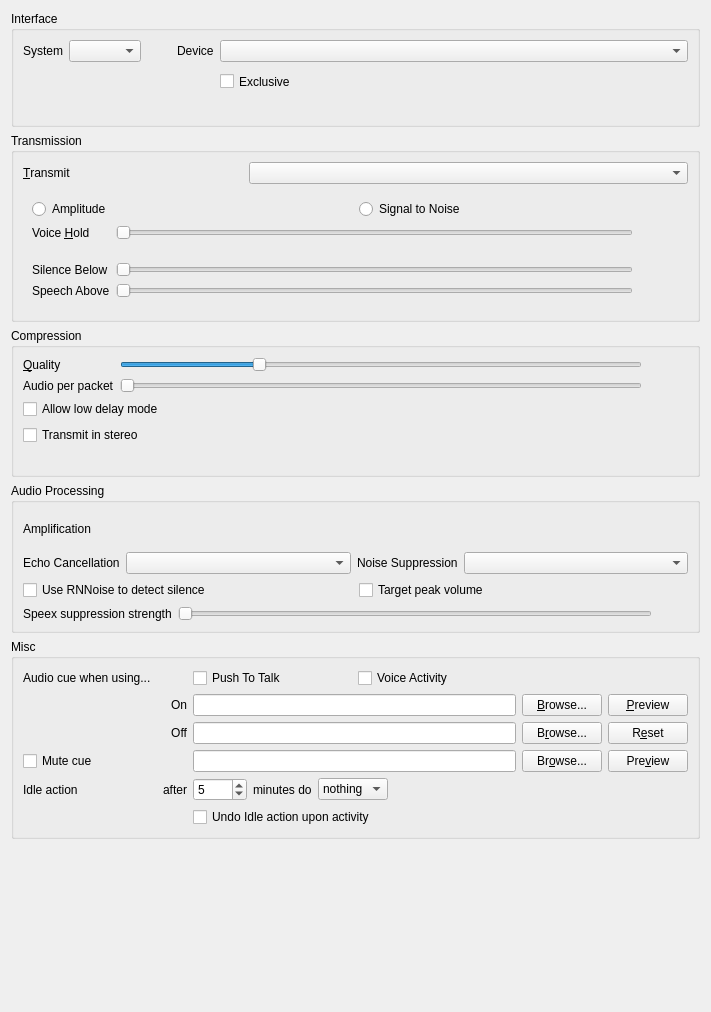
The window that src/mumble/AudioInput.ui (d3adb5/mumble) describes before a commit, drawn with Qt 5.
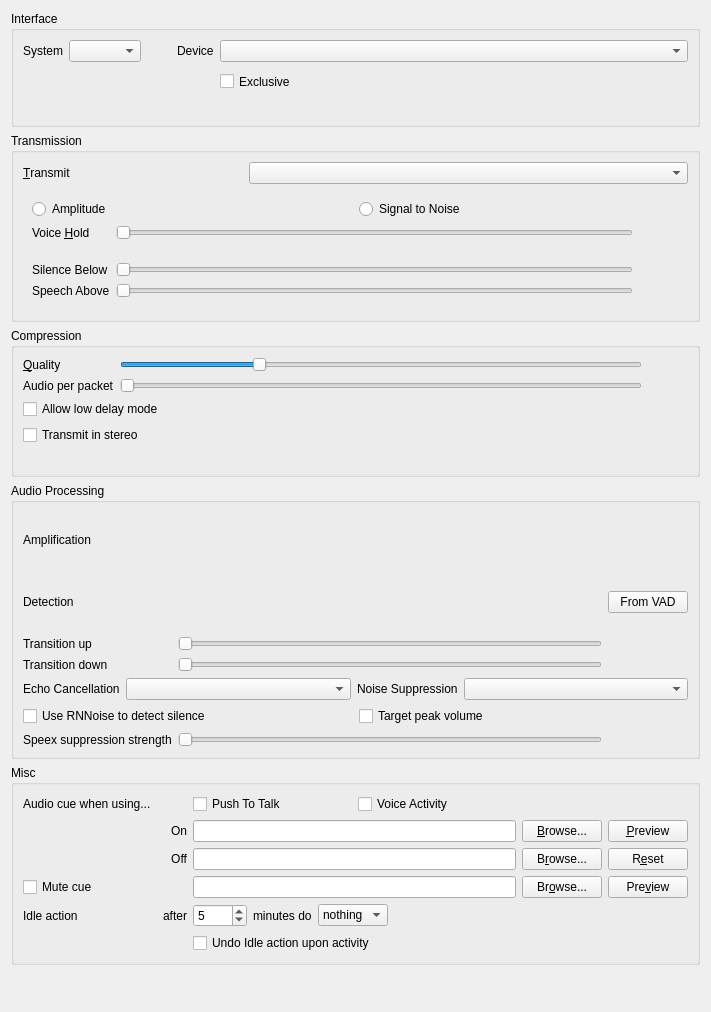
The same window after the commit. Custom widgets are drawn as their Qt base class.

Commit message: feat: add transition/threshold controls and fix slider squishing

Patch:
```diff
--- a/src/mumble/AudioInput.ui
+++ b/src/mumble/AudioInput.ui
@@ -676,11 +676,17 @@
       <item row="0" column="1">
        <widget class="MultiSlider" name="qsAmp" native="true">
         <property name="sizePolicy">
-         <sizepolicy hsizetype="Expanding" vsizetype="Preferred">
+         <sizepolicy hsizetype="Expanding" vsizetype="Minimum">
           <horstretch>1</horstretch>
           <verstretch>0</verstretch>
          </sizepolicy>
         </property>
+        <property name="minimumSize">
+         <size>
+          <width>0</width>
+          <height>56</height>
+         </size>
+        </property>
         <property name="toolTip">
          <string>Base, adaptive (silence-aware) and maximum input amplification</string>
         </property>
@@ -725,7 +731,142 @@
         </item>
        </layout>
       </item>
-      <item row="2" column="0" colspan="3">
+      <item row="1" column="0">
+       <widget class="QLabel" name="qliAmpThreshold">
+        <property name="text">
+         <string>Detection</string>
+        </property>
+        <property name="buddy">
+         <cstring>qsAmpThreshold</cstring>
+        </property>
+       </widget>
+      </item>
+      <item row="1" column="1">
+       <widget class="MultiSlider" name="qsAmpThreshold" native="true">
+        <property name="sizePolicy">
+         <sizepolicy hsizetype="Expanding" vsizetype="Minimum">
+          <horstretch>1</horstretch>
+          <verstretch>0</verstretch>
+         </sizepolicy>
+        </property>
+        <property name="minimumSize">
+         <size>
+          <width>0</width>
+          <height>56</height>
+         </size>
+        </property>
+        <property name="toolTip">
+         <string>Speech-detection thresholds for the adaptive amplification</string>
+        </property>
+        <property name="whatsThis">
+         <string>&lt;b&gt;Adaptive amplification thresholds.&lt;/b&gt;&lt;br /&gt;The input becomes speech once its speech probability rises above the upper handle, and noise once it falls to the lower handle, with hysteresis in between. These are separate from the voice activity thresholds; use &lt;i&gt;From VAD&lt;/i&gt; to copy those.</string>
+        </property>
+        <property name="accessibleName">
+         <string>Amplification detection thresholds</string>
+        </property>
+       </widget>
+      </item>
+      <item row="1" column="2">
+       <widget class="QPushButton" name="qpbAmpInheritVAD">
+        <property name="toolTip">
+         <string>Copy the lower and upper thresholds from the voice activity settings</string>
+        </property>
+        <property name="text">
+         <string>From VAD</string>
+        </property>
+       </widget>
+      </item>
+      <item row="2" column="0">
+       <widget class="QLabel" name="qliAmpRise">
+        <property name="text">
+         <string>Transition up</string>
+        </property>
+        <property name="buddy">
+         <cstring>qsAmpRise</cstring>
+        </property>
+       </widget>
+      </item>
+      <item row="2" column="1">
+       <widget class="SemanticSlider" name="qsAmpRise">
+        <property name="toolTip">
+         <string>Time the amplification takes to ease up towards the maximum when speech starts</string>
+        </property>
+        <property name="accessibleName">
+         <string>Amplification rise time</string>
+        </property>
+        <property name="maximum">
+         <number>2000</number>
+        </property>
+        <property name="singleStep">
+         <number>50</number>
+        </property>
+        <property name="pageStep">
+         <number>250</number>
+        </property>
+        <property name="orientation">
+         <enum>Qt::Horizontal</enum>
+        </property>
+       </widget>
+      </item>
+      <item row="2" column="2">
+       <widget class="QLabel" name="qlAmpRise">
+        <property name="minimumSize">
+         <size>
+          <width>40</width>
+          <height>0</height>
+         </size>
+        </property>
+        <property name="text">
+         <string/>
+        </property>
+       </widget>
+      </item>
+      <item row="3" column="0">
+       <widget class="QLabel" name="qliAmpFall">
+        <property name="text">
+         <string>Transition down</string>
+        </property>
+        <property name="buddy">
+         <cstring>qsAmpFall</cstring>
+        </property>
+       </widget>
+      </item>
+      <item row="3" column="1">
+       <widget class="SemanticSlider" name="qsAmpFall">
+        <property name="toolTip">
+         <string>Time the amplification takes to ease down towards the adaptive level when speech stops</string>
+        </property>
+        <property name="accessibleName">
+         <string>Amplification fall time</string>
+        </property>
+        <property name="maximum">
+         <number>2000</number>
+        </property>
+        <property name="singleStep">
+         <number>50</number>
+        </property>
+        <property name="pageStep">
+         <number>250</number>
+        </property>
+        <property name="orientation">
+         <enum>Qt::Horizontal</enum>
+        </property>
+       </widget>
+      </item>
+      <item row="3" column="2">
+       <widget class="QLabel" name="qlAmpFall">
+        <property name="minimumSize">
+         <size>
+          <width>40</width>
+          <height>0</height>
+         </size>
+        </property>
+        <property name="text">
+         <string/>
+        </property>
+       </widget>
+      </item>
+      <item row="5" column="0" colspan="3">
        <layout class="QHBoxLayout" name="qhblAmpOptions">
         <item>
          <widget class="QCheckBox" name="qcbAdaptiveRNNoise">
@@ -755,7 +896,7 @@
         </item>
        </layout>
       </item>
-      <item row="1" column="0" colspan="3">
+      <item row="4" column="0" colspan="3">
        <layout class="QHBoxLayout" name="qhblEchoNoise">
         <item>
          <widget class="QLabel" name="qliEcho">
@@ -814,7 +955,7 @@
         </item>
        </layout>
       </item>
-      <item row="3" column="0">
+      <item row="6" column="0">
        <widget class="QLabel" name="qlSpeexNoiseSup">
         <property name="toolTip">
          <string>This controls the amount by which Speex will suppress noise.</string>
@@ -827,7 +968,7 @@
         </property>
        </widget>
       </item>
-      <item row="3" column="1">
+      <item row="6" column="1">
        <widget class="SemanticSlider" name="qsSpeexNoiseSupStrength">
         <property name="toolTip">
          <string>This controls the amount by which Speex will suppress noise.</string>
@@ -852,7 +993,7 @@
         </property>
        </widget>
       </item>
-      <item row="3" column="2">
+      <item row="6" column="2">
        <widget class="QLabel" name="qlSpeexNoiseSupStrength">
         <property name="sizePolicy">
          <sizepolicy hsizetype="Fixed" vsizetype="Fixed">
```
Left out of the diff: 4 changed lines with no effect on the pictures. The commit also changes 2 other files.
